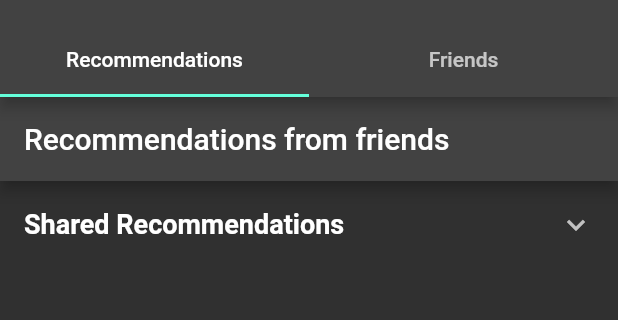
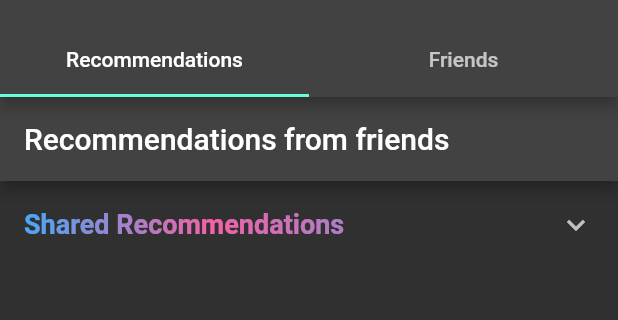
Before and after one commit to benrochford/YouBuddies, a Flutter app: the screen it shows after launch, after a tap on "Cancel", on a phone screen of 412 x 824 dp, the part 59-379 px from its top. Run offline on Flutter 3.47's test engine with Material 2 defaults, Android fonts, the light colour scheme and no system bars; our stand-ins replace cloud_firestore, firebase_core, shared_preferences; accounts and stored records are empty; statements that could not run were skipped.

Commit message:
added cool text animation

```diff
--- a/youbuddy/lib/recommendation_view.dart
+++ b/youbuddy/lib/recommendation_view.dart
@@ -12,10 +12,11 @@ class RecommendationView extends StatefulWidget {
 }
 
 class _RecommendationViewState extends State<RecommendationView>
-    with SingleTickerProviderStateMixin {
+    with TickerProviderStateMixin {
   // mixin gives tick for animation
   Map<String, bool> expansionStateMap = {};
   late Animation<Offset> _slideAnimation;
+  late AnimationController _textGradientController;
 
   // animation stuff for funny empty list icon
   late AnimationController _controller;
@@ -26,15 +27,22 @@ class _RecommendationViewState extends State<RecommendationView>
       duration: const Duration(seconds: 1),
       vsync: this,
     )..repeat(reverse: true);
+
     _slideAnimation = Tween<Offset>(
       begin: Offset(-0.1, 0.0),
       end: Offset(0.1, 0.0),
     ).animate(CurvedAnimation(parent: _controller, curve: Curves.easeInOut));
+
+    _textGradientController = AnimationController(
+      duration: const Duration(seconds: 3),
+      vsync: this,
+    )..repeat(reverse: true);
   }
 
   @override
   void dispose() {
     _controller.dispose();
+    _textGradientController.dispose();
     super.dispose();
   }
 
@@ -169,7 +177,7 @@ class _RecommendationViewState extends State<RecommendationView>
             .compareTo(commonRecsMap[k1]?['count'] ?? 0);
       });
 
-      // Take top 10 or fewer if not available
+      // Take top 30 or fewer if not available
       for (var i = 0; i < min(30, sortedKeys.length); i++) {
         String url = sortedKeys[i];
         Map<String, dynamic>? details = commonRecsMap[url];
@@ -221,11 +229,37 @@ class _RecommendationViewState extends State<RecommendationView>
         }
       }
     }
-
+    // Animated cool text for shared recs
     return ExpansionTile(
-      title: Text(
-        'Shared Recommendations',
-        style: TextStyle(fontSize: 18, fontWeight: FontWeight.bold),
+      title: AnimatedBuilder(
+        animation: _textGradientController,
+        builder: (context, _) {
+          return ShaderMask(
+            shaderCallback: (bounds) {
+              return LinearGradient(
+                colors: [
+                  const Color.fromARGB(255, 72, 168, 246),
+                  Color.fromARGB(255, 243, 98, 166),
+                  const Color.fromARGB(255, 72, 168, 246),
+                ],
+                stops: [
+                  _textGradientController.value - 1,
+                  _textGradientController.value,
+                  _textGradientController.value + 1,
+                ],
+                tileMode: TileMode.repeated,
+              ).createShader(bounds);
+            },
+            child: Text(
+              'Shared Recommendations',
+              style: TextStyle(
+                fontSize: 18,
+                fontWeight: FontWeight.bold,
+                color: Colors.white,
+              ),
+            ),
+          );
+        },
       ),
       children: commonRecsList,
     );
```
